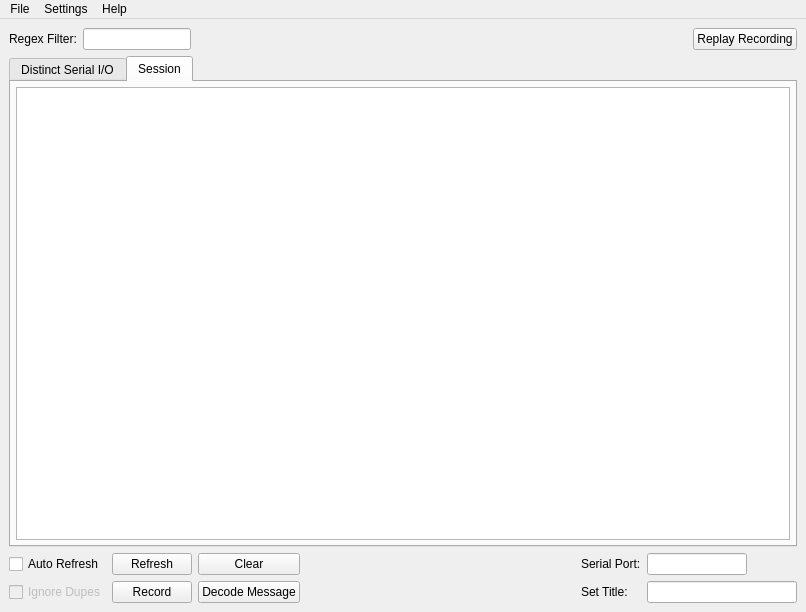
Old version of the form src/gui/analyzer.ui in the repository nevtum/XSeriesTestTool.
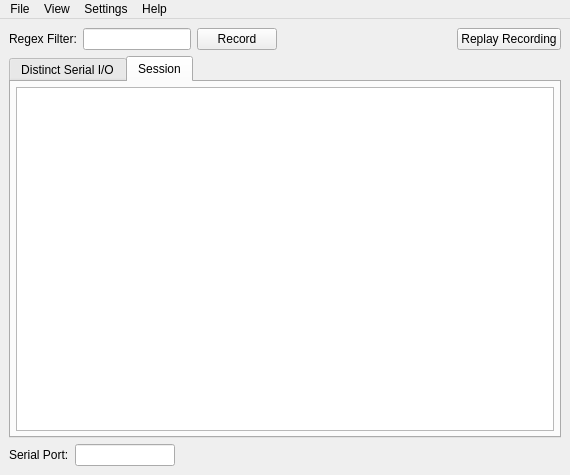
New version of the form. The open tabs and pages were chosen to show the change.

Commit message: fixed gui connections to new sql feature

Patch:
```diff
--- a/src/gui/analyzer.ui
+++ b/src/gui/analyzer.ui
@@ -6,8 +6,8 @@
    <rect>
     <x>0</x>
     <y>0</y>
-    <width>806</width>
-    <height>612</height>
+    <width>570</width>
+    <height>475</height>
    </rect>
   </property>
   <property name="windowTitle">
@@ -52,6 +52,13 @@
         </property>
        </widget>
       </item>
+      <item>
+       <widget class="QPushButton" name="btnRecordPause">
+        <property name="text">
+         <string>Record</string>
+        </property>
+       </widget>
+      </item>
       <item>
        <spacer name="horizontalSpacer">
         <property name="orientation">
@@ -163,15 +170,27 @@
           <property name="selectionBehavior">
            <enum>QAbstractItemView::SelectRows</enum>
           </property>
+          <property name="showGrid">
+           <bool>true</bool>
+          </property>
           <property name="gridStyle">
            <enum>Qt::DashLine</enum>
           </property>
           <property name="sortingEnabled">
            <bool>true</bool>
           </property>
+          <property name="cornerButtonEnabled">
+           <bool>true</bool>
+          </property>
           <attribute name="horizontalHeaderStretchLastSection">
            <bool>true</bool>
           </attribute>
+          <attribute name="verticalHeaderVisible">
+           <bool>false</bool>
+          </attribute>
+          <attribute name="verticalHeaderShowSortIndicator" stdset="0">
+           <bool>false</bool>
+          </attribute>
           <attribute name="verticalHeaderStretchLastSection">
            <bool>false</bool>
           </attribute>
@@ -182,52 +201,15 @@
      </widget>
     </item>
     <item>
-     <layout class="QGridLayout" name="gridLayout">
-      <item row="0" column="0">
-       <widget class="QCheckBox" name="checkBox">
-        <property name="text">
-         <string>Auto Refresh</string>
-        </property>
-       </widget>
-      </item>
-      <item row="0" column="1">
-       <widget class="QPushButton" name="btnRefresh">
-        <property name="text">
-         <string>Refresh</string>
-        </property>
-       </widget>
-      </item>
-      <item row="0" column="2">
-       <widget class="QPushButton" name="btnClear">
-        <property name="text">
-         <string>Clear</string>
-        </property>
-       </widget>
-      </item>
-      <item row="0" column="3">
-       <spacer name="horizontalSpacer_2">
-        <property name="orientation">
-         <enum>Qt::Horizontal</enum>
-        </property>
-        <property name="sizeType">
-         <enum>QSizePolicy::Expanding</enum>
-        </property>
-        <property name="sizeHint" stdset="0">
-         <size>
-          <width>40</width>
-          <height>20</height>
-         </size>
-        </property>
-       </spacer>
-      </item>
-      <item row="0" column="4">
+     <layout class="QHBoxLayout" name="horizontalLayout_2">
+      <item>
        <widget class="QLabel" name="label">
         <property name="text">
          <string>Serial Port:</string>
         </property>
        </widget>
       </item>
-      <item row="0" column="5">
+      <item>
        <widget class="QLineEdit" name="lineEditPort">
         <property name="sizePolicy">
          <sizepolicy hsizetype="Fixed" vsizetype="Fixed">
@@ -243,52 +225,18 @@
         </property>
        </widget>
       </item>
-      <item row="1" column="0">
-       <widget class="QCheckBox" name="cbFilterDupes">
-        <property name="enabled">
-         <bool>false</bool>
+      <item>
+       <spacer name="horizontalSpacer_2">
+        <property name="orientation">
+         <enum>Qt::Horizontal</enum>
         </property>
-        <property name="text">
-         <string>Ignore Dupes</string>
-        </property>
-       </widget>
-      </item>
-      <item row="1" column="1">
-       <widget class="QPushButton" name="btnRecordPause">
-        <property name="text">
-         <string>Record</string>
-        </property>
-       </widget>
-      </item>
-      <item row="1" column="2">
-       <widget class="QPushButton" name="btnAnalyze">
-        <property name="text">
-         <string>Decode Message</string>
-        </property>
-       </widget>
-      </item>
-      <item row="1" column="4">
-       <widget class="QLabel" name="label_2">
-        <property name="text">
-         <string>Set Title:</string>
-        </property>
-       </widget>
-      </item>
-      <item row="1" column="5">
-       <widget class="QLineEdit" name="lineEditTitle">
-        <property name="sizePolicy">
-         <sizepolicy hsizetype="Minimum" vsizetype="Fixed">
-          <horstretch>0</horstretch>
-          <verstretch>0</verstretch>
-         </sizepolicy>
-        </property>
-        <property name="minimumSize">
+        <property name="sizeHint" stdset="0">
          <size>
           <width>150</width>
-          <height>0</height>
+          <height>20</height>
          </size>
         </property>
-       </widget>
+       </spacer>
       </item>
      </layout>
     </item>
@@ -299,7 +247,7 @@
     <rect>
      <x>0</x>
      <y>0</y>
-     <width>806</width>
+     <width>570</width>
      <height>20</height>
     </rect>
    </property>
@@ -323,7 +271,16 @@
     </property>
     <addaction name="actionAbout"/>
    </widget>
+   <widget class="QMenu" name="menuView">
+    <property name="title">
+     <string>View</string>
+    </property>
+    <addaction name="actionSet_Title_Name"/>
+    <addaction name="actionOpenDecoder"/>
+    <addaction name="actionRefresh"/>
+   </widget>
    <addaction name="menuSerial"/>
+   <addaction name="menuView"/>
    <addaction name="menuSettings"/>
    <addaction name="menuAbout"/>
   </widget>
```
Left out of the diff: 97 changed lines with no effect on the pictures. The commit also changes 2 other files.
